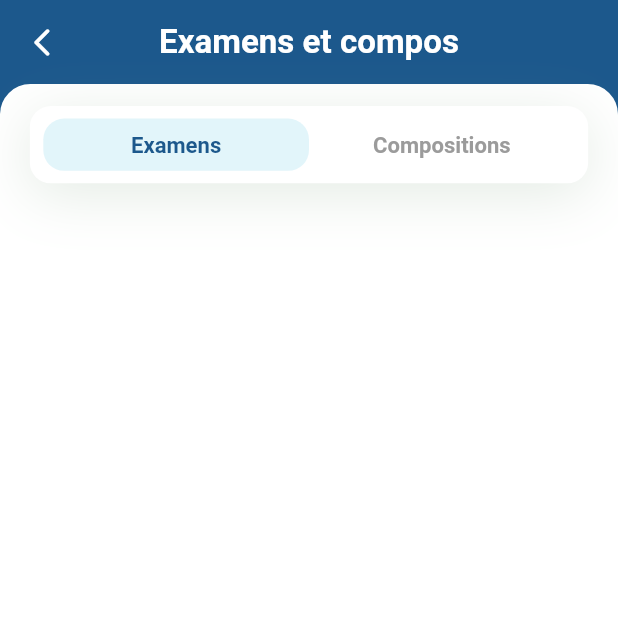
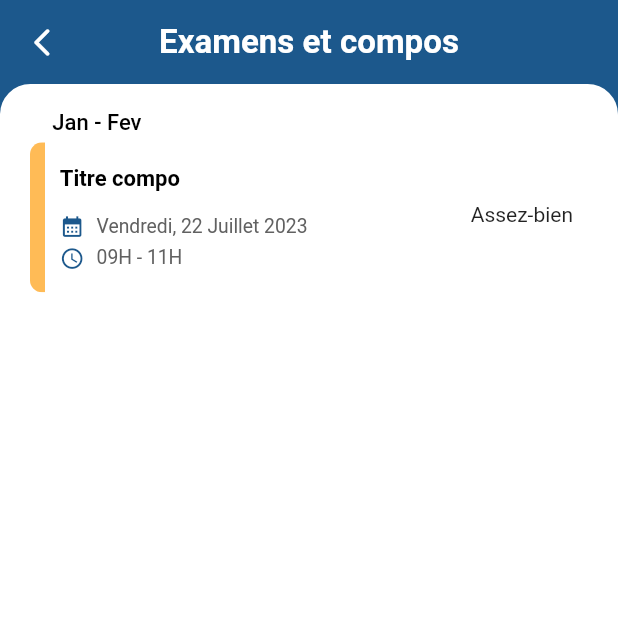
Before and after one commit to Keldy7/flutter_scolarApp, a Flutter app: the ExamenScreen screen opened by its route, on a phone screen of 412 x 824 dp, the top half of it. Run offline on Flutter 3.47's test engine with Material 2 defaults, Android fonts, the phone set to English and light mode, and no system bars; our stand-ins replace carousel_slider, dotted_border, figma_squircle, file_picker, flutter_screenutil, flutter_svg and 7 more; accounts and stored records are empty; Roboto replaces fonts that are missing (Montserrat).

Commit message:
Design statique: Interface de listing des exams et compos

```diff
--- a/lib/app/data/fake_data.dart
+++ b/lib/app/data/fake_data.dart
@@ -41,7 +41,7 @@ class FakeData {
         Images.homeSvg,
         Images.homeActiveSvg));
     bottomList.add(ModelBottomNav(
-        Labels.calendarKey,
+        Labels.eventsKey,
         Images.saveSvg,
         Images.saveActiveSvg));
     bottomList.add(ModelBottomNav(
--- a/lib/app/ui/screens/exams/exams_screen.dart
+++ b/lib/app/ui/screens/exams/exams_screen.dart
@@ -1,9 +1,12 @@
 import 'package:flutter/material.dart';
+import 'package:flutter_screenutil/flutter_screenutil.dart';
 import 'package:get/get.dart';
 import 'package:scolar_pay/app/utils/constant.dart';
 import 'package:scolar_pay/app/utils/label_keys.dart';
 
+import '../../../utils/routes.dart';
 import '../../../utils/widget_utils.dart';
+import '../../styles/colors.dart';
 
 class ExamenScreen extends StatefulWidget {
   const ExamenScreen({super.key});
@@ -17,7 +20,7 @@ class _ExamenScreenState extends State<ExamenScreen> {
 
   @override
   Widget build(BuildContext context) {
-    RxInt selectedTab = 0.obs;
+    // RxInt selectedTab = 0.obs;
 
     return getScreenDetailDefaultView(context, Labels.examensCompositionsKey,
         () {
@@ -29,18 +32,90 @@ class _ExamenScreenState extends State<ExamenScreen> {
                 child: ListView(
               shrinkWrap: true,
               children: [
-                buildTabView(tabList, context, selectedTab),
-                // ObxValue(
-                //           (p0) => Expanded(
-                //                 flex: 1,
-                //                 child: tabDetail[selectedTab.value],
-                //               ),
-                //           selectedTab)
+                20.h.verticalSpace,
+                //janv-feb text
+                buildTitles(context, "Jan - Fev"),
+                Card(
+                    shape: RoundedRectangleBorder(
+                        borderRadius: BorderRadius.circular(8)),
+                    clipBehavior: Clip.antiAliasWithSaveLayer,
+                    elevation: 0,
+                    color: primaryColor,
+                    shadowColor: shadowColor,
+                    margin: const EdgeInsets.all(5),
+                    child: InkWell(
+                      onTap: () {
+                        Constant.goToNextPage(
+                            context, Routes.examsDetailScreenRoute);
+                      },
+                      child: SizedBox(
+                          height: 100,
+                          child: Row(
+                            crossAxisAlignment: CrossAxisAlignment.start,
+                            children: <Widget>[
+                              Container(
+                                width: 10,
+                                color: secondaryColor,
+                              ),
+                              10.w.horizontalSpace,
+                              Expanded(
+                                child: Column(
+                                  crossAxisAlignment: CrossAxisAlignment.start,
+                                  mainAxisAlignment: MainAxisAlignment.center,
+                                  children: [
+                                    getCustomFont(
+                                        "Titre compo", 16, blackColor, 2,
+                                        fontWeight: FontWeight.bold),
+                                    const Spacer(),
+                                    Row(
+                                      mainAxisSize: MainAxisSize.min,
+                                      children: [
+                                        Icon(
+                                          Icons.calendar_month,
+                                          size: 18.h,
+                                          color: accentColor,
+                                        ),
+                                        8.w.horizontalSpace,
+                                        getCustomFont(
+                                            "Vendredi, 22 Juillet 2023",
+                                            14,
+                                            greyFontColor,
+                                            1),
+                                      ],
+                                    ),
+                                    5.h.verticalSpace,
+                                    Row(
+                                      mainAxisSize: MainAxisSize.min,
+                                      children: [
+                                        Icon(
+                                          Icons.access_time_outlined,
+                                          size: 18.h,
+                                          color: accentColor,
+                                        ),
+                                        8.w.horizontalSpace,
+                                        getCustomFont(
+                                            "09H - 11H", 14, greyFontColor, 1),
+                                      ],
+                                    ),
+                                  ],
+                                ).paddingOnly(top: 15, bottom: 15),
+                              ),
+                              Column(
+                                mainAxisAlignment: MainAxisAlignment.center,
+                                children: [
+                                  const Text(
+                                    "Assez-bien",
+                                    maxLines: 2,
+                                  ),
+                                  5.h.verticalSpace,
+                                ],
+                              ).paddingOnly(right: 10)
+                            ],
+                          )),
+                    ))
               ],
             ))
           ],
-        ));
+        ).paddingSymmetric(horizontal: 15));
   }
-
-
 }
--- a/lib/app/ui/screens/home/tab/tab_calendar.dart
+++ b/lib/app/ui/screens/home/tab/tab_calendar.dart
@@ -1,8 +1,7 @@
 import 'package:flutter/material.dart';
-
 import 'package:flutter_screenutil/flutter_screenutil.dart';
 
-
+import '../../../../utils/label_keys.dart';
 import '../../../../utils/widget_utils.dart';
 import '../../../styles/colors.dart';
 
@@ -14,19 +13,22 @@ class TabCalendar extends StatefulWidget {
 }
 
 class _TabCalendarState extends State<TabCalendar> {
-
   @override
   Widget build(BuildContext context) {
-    return Column(
+    return getScreenDetailDefaultView(
+      context,
+      Labels.eventsKey,
+      () {},
+      Column(
         children: [
-        getToolbarTopViewHeight(context).verticalSpace,
+          Expanded(
+            child: ListView(
+              shrinkWrap: true,
+              children: [
                 20.h.verticalSpace,
-        const Center(
-          child : Text("Tab Calendar"),
-        ),
                 Card(
-            shape:
-                RoundedRectangleBorder(borderRadius: BorderRadius.circular(8)),
+                    shape: RoundedRectangleBorder(
+                        borderRadius: BorderRadius.circular(8)),
                     clipBehavior: Clip.antiAliasWithSaveLayer,
                     elevation: 0,
                     color: greyFontColor,
@@ -82,6 +84,10 @@ class _TabCalendarState extends State<TabCalendar> {
                           )),
                     ))
               ],
-    );
+            ),
+          ),
+        ],
+      ),
+     withLeading: false);
   }
 }
--- a/lib/app/ui/widgets/bottom_bar.dart
+++ b/lib/app/ui/widgets/bottom_bar.dart
@@ -1,4 +1,5 @@
 import 'package:flutter/material.dart';
+import 'package:get/get.dart';
 
 class BottomBar extends StatelessWidget {
   const BottomBar({
@@ -53,9 +54,7 @@ class BottomBar extends StatelessWidget {
   Widget build(BuildContext context) {
     final theme = Theme.of(context);
 
-    return SafeArea(
-      minimum: margin,
-      child: Row(
+    return Row(
       mainAxisAlignment: items.length <= 2
           ? MainAxisAlignment.spaceEvenly
           : MainAxisAlignment.spaceBetween,
@@ -68,22 +67,21 @@ class BottomBar extends StatelessWidget {
             curve: curve,
             duration: duration,
             builder: (context, t, _) {
-                final selectedColor = item.selectedColor ??
-                    selectedItemColor ??
-                    theme.primaryColor;
+              final selectedColor =
+                  item.selectedColor ?? selectedItemColor ?? theme.primaryColor;
 
               final unselectedColor = item.unselectedColor ??
                   unselectedItemColor ??
                   theme.iconTheme.color;
 
               return Material(
-                  color: Color.lerp(
-                      selectedColor.withOpacity(0.0),
-                      selectedColor.withOpacity(selectedColorOpacity ?? 0.1),
-                      t),
+                color: Color.lerp(selectedColor.withOpacity(0.0),
+                    selectedColor.withOpacity(selectedColorOpacity ?? 0.1), t),
                 shape: itemShape,
                 child: InkWell(
-                    onTap: () => onTap?.call(items.indexOf(item)),
+                  onTap: () {
+                    onTap?.call(items.indexOf(item));
+                  },
                   customBorder: itemShape,
                   focusColor: selectedColor.withOpacity(0.1),
                   highlightColor: selectedColor.withOpacity(0.1),
@@ -98,8 +96,8 @@ class BottomBar extends StatelessWidget {
                       children: [
                         IconTheme(
                           data: IconThemeData(
-                              color: Color.lerp(
-                                  unselectedColor, selectedColor, t),
+                            color:
+                                Color.lerp(unselectedColor, selectedColor, t),
                             size: 24,
                           ),
                           child: items.indexOf(item) == currentIndex
@@ -144,8 +142,7 @@ class BottomBar extends StatelessWidget {
             },
           ),
       ],
-      ),
-    );
+    ).paddingAll(8);
   }
 }
 
--- a/lib/app/utils/label_keys.dart
+++ b/lib/app/utils/label_keys.dart
@@ -27,7 +27,7 @@ class Labels {
 //Options principales
   static String accueilKey = "Accueil";
   static String aProximiteKey = "À proximié";
-  static String calendarKey = "Evènements";
+  static String eventsKey = "Evènements";
   static String messagesKey = "Discussions";
   static String profilKey = "Profil";
 
@@ -73,7 +73,7 @@ class Labels {
   static String examensCompositionsKey = "Examens et compos";
   static String examensKey = "Examens";
   static String compositionsKey = "Compositions";
-// static String demanderPermissionKey = "Demander une permission scolaire";
+  static String resultatsKey = "Résultats scolaires";
 // static String demanderPermissionKey = "Demander une permission scolaire";
 // static String demanderPermissionKey = "Demander une permission scolaire";
 // static String demanderPermissionKey = "Demander une permission scolaire";
--- a/lib/app/utils/routes.dart
+++ b/lib/app/utils/routes.dart
@@ -13,6 +13,7 @@ class Routes {
   static String homeScreenRoute = "keyHomeScreenRoute";
   static String attendanceScreenRoute = "keyAttendanceScreenRoute";
   static String examsScreenRoute = "keyExamsScreenRoute";
+  static String examsDetailScreenRoute = "keyExamsDetailScreenRoute";
   static String categoryScreenRoute = "keyCategoryScreenRoute";
   static String salonScreenRoute = "keySalonScreenRoute";
   static String searchScreenRoute = "keySearchScreenRoute";
--- a/lib/main.dart
+++ b/lib/main.dart
@@ -67,7 +67,6 @@ class MyApp extends StatelessWidget {
         Routes.attendanceScreenRoute: (context) => const AttendanceScreen(),
         // searchScreenRoute: (context) => SearchScreen(),
         Routes.filterScreenRoute: (context) => FilterScreen(),
-        // offerDetailScreenRoute: (context) => OfferDetailScreen(),
         Routes.childScreenRoute: (context) => const ChildScreen(),
         Routes.editChildScreenRoute: (context) => const EditChildScreen(),
         Routes.permissionsScreenRoute: (context) => const PermissionScreen(),
@@ -81,6 +80,7 @@ class MyApp extends StatelessWidget {
         // selectOtherLocationRoute: (context) => SelectOtherLocation(),
         // chatScreenRoute: (context) => ChatScreen(),
         Routes.examsScreenRoute: (context) => const ExamenScreen(),
+        // Routes.examsDetailScreenRoute: (context) => const DetailExamsScreen(),
         Routes.myProfileScreenRoute: (context) => MyProfileScreen(),
         Routes.editProfileRoute: (context) => EditProfile(),
         Routes.settingScreenRoute: (context) => SettingScreen(),
```
Lines whose indentation alone changed are shown as unchanged.
